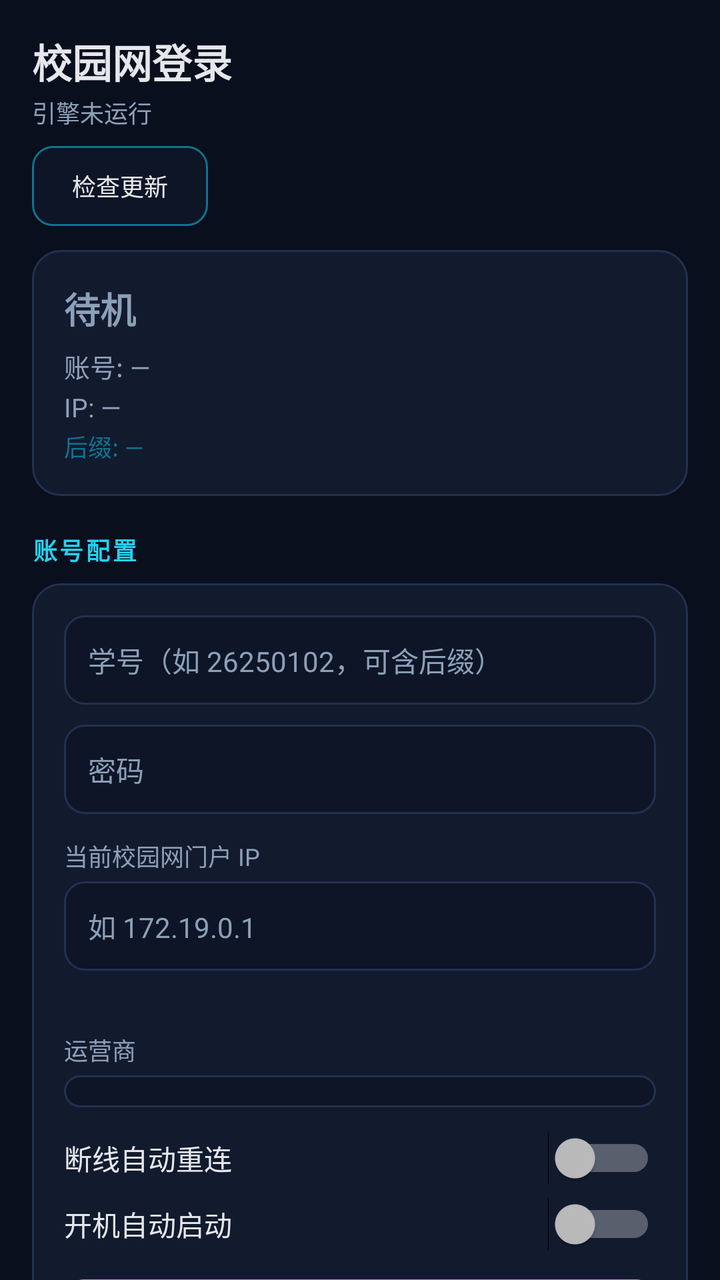
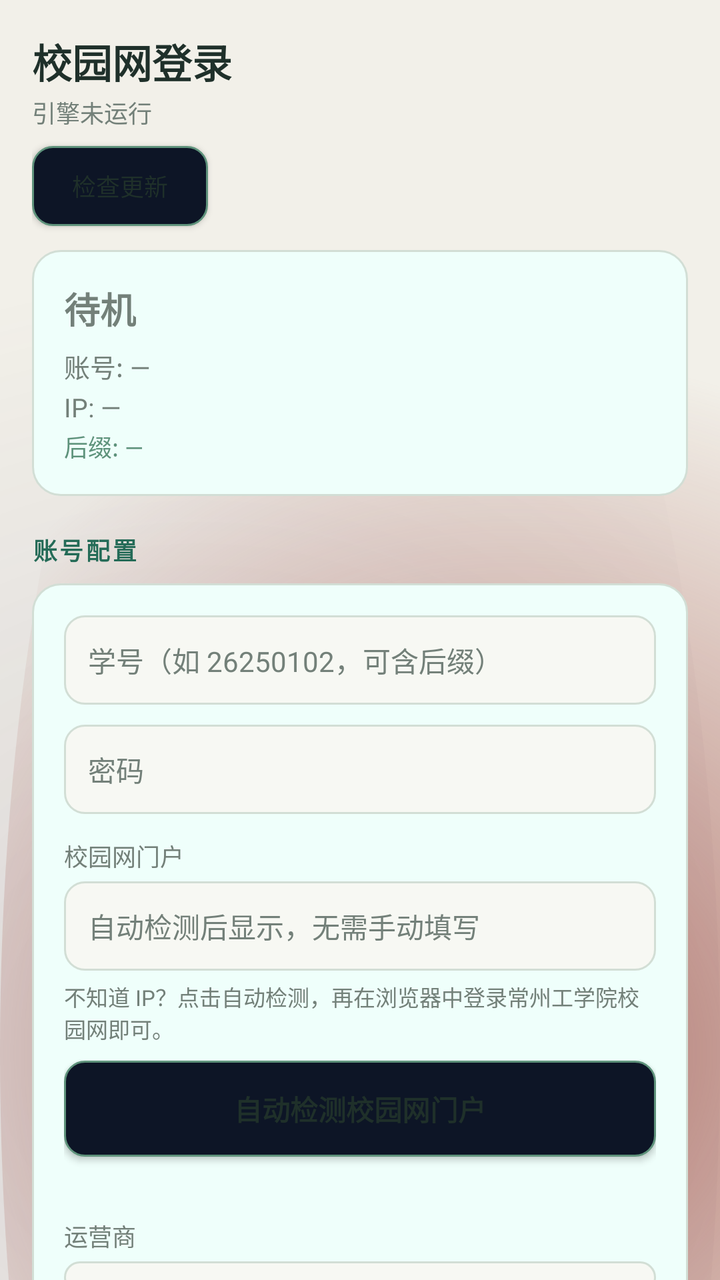

The first picture is an Android layout as it rendered before a commit; the second is the same layout after the commit. The layout source and the unified diff follow.
<!-- AndroidManifest.xml: application theme AppTheme -->
<!-- res/layout/activity_main.xml -->
<?xml version="1.0" encoding="utf-8"?>
<ScrollView xmlns:android="http://schemas.android.com/apk/res/android"
    android:layout_width="match_parent"
    android:layout_height="match_parent"
    android:fillViewport="true"
    android:scrollbars="none">

    <LinearLayout
        android:layout_width="match_parent"
        android:layout_height="wrap_content"
        android:orientation="vertical"
        android:padding="16dp">

        <TextView
            android:layout_width="wrap_content"
            android:layout_height="wrap_content"
            android:text="@string/app_name"
            android:textColor="@color/text"
            android:textSize="20sp"
            android:textStyle="bold" />

        <TextView
            android:id="@+id/tvEngineState"
            android:layout_width="wrap_content"
            android:layout_height="wrap_content"
            android:layout_marginTop="2dp"
            android:textColor="@color/muted"
            android:textSize="12sp"
            android:text="引擎未运行" />

        <Button
            android:id="@+id/btnCheckUpdates"
            android:layout_width="wrap_content"
            android:layout_height="40dp"
            android:layout_marginTop="8dp"
            android:background="@drawable/btn_secondary"
            android:text="检查更新"
            android:textColor="@color/text"
            android:textSize="12sp" />

        
        <LinearLayout
            android:layout_width="match_parent"
            android:layout_height="wrap_content"
            android:layout_marginTop="12dp"
            android:background="@drawable/bg_card"
            android:orientation="vertical"
            android:padding="16dp">

            <TextView
                android:id="@+id/tvState"
                android:layout_width="wrap_content"
                android:layout_height="wrap_content"
                android:text="待机"
                android:textColor="@color/muted"
                android:textSize="18sp"
                android:textStyle="bold" />

            <TextView
                android:id="@+id/tvAccount"
                android:layout_width="wrap_content"
                android:layout_height="wrap_content"
                android:layout_marginTop="6dp"
                android:textColor="@color/muted"
                android:textSize="13sp"
                android:text="账号: —" />

            <TextView
                android:id="@+id/tvInfo"
                android:layout_width="wrap_content"
                android:layout_height="wrap_content"
                android:layout_marginTop="2dp"
                android:textColor="@color/muted"
                android:textSize="13sp"
                android:text="IP: —" />

            <TextView
                android:id="@+id/tvSuffixHint"
                android:layout_width="wrap_content"
                android:layout_height="wrap_content"
                android:layout_marginTop="2dp"
                android:textColor="@color/accent_dim"
                android:textSize="12sp"
                android:text="后缀: —" />
        </LinearLayout>

        
        <TextView
            android:layout_width="wrap_content"
            android:layout_height="wrap_content"
            android:layout_marginTop="18dp"
            android:layout_marginBottom="8dp"
            android:text="@string/section_config"
            android:textAllCaps="true"
            android:letterSpacing="0.1"
            android:textColor="@color/accent"
            android:textSize="12sp"
            android:textStyle="bold" />

        <LinearLayout
            android:layout_width="match_parent"
            android:layout_height="wrap_content"
            android:background="@drawable/bg_card"
            android:orientation="vertical"
            android:padding="16dp">

            <EditText
                android:id="@+id/etAccount"
                android:layout_width="match_parent"
                android:layout_height="wrap_content"
                android:background="@drawable/bg_input"
                android:hint="@string/hint_account"
                android:inputType="text"
                android:padding="12dp"
                android:textColor="@color/text"
                android:textColorHint="@color/muted"
                android:textSize="14sp" />

            <EditText
                android:id="@+id/etPassword"
                android:layout_width="match_parent"
                android:layout_height="wrap_content"
                android:layout_marginTop="10dp"
                android:background="@drawable/bg_input"
                android:hint="@string/hint_password"
                android:inputType="textPassword"
                android:padding="12dp"
                android:textColor="@color/text"
                android:textColorHint="@color/muted"
                android:textSize="14sp" />

            <TextView
                android:layout_width="wrap_content"
                android:layout_height="wrap_content"
                android:layout_marginTop="12dp"
                android:text="当前校园网门户 IP"
                android:textColor="@color/muted"
                android:textSize="12sp" />

            <EditText
                android:id="@+id/etPortalHost"
                android:layout_width="match_parent"
                android:layout_height="wrap_content"
                android:layout_marginTop="4dp"
                android:background="@drawable/bg_input"
                android:hint="如 172.19.0.1"
                android:inputType="text"
                android:padding="12dp"
                android:textColor="@color/text"
                android:textColorHint="@color/muted"
                android:textSize="14sp" />

            <TextView
                android:id="@+id/tvNetworkProfile"
                android:layout_width="match_parent"
                android:layout_height="wrap_content"
                android:layout_marginTop="4dp"
                android:textColor="@color/muted"
                android:textSize="11sp" />

            <TextView
                android:layout_width="wrap_content"
                android:layout_height="wrap_content"
                android:layout_marginTop="12dp"
                android:text="运营商"
                android:textColor="@color/muted"
                android:textSize="12sp" />

            <Spinner
                android:id="@+id/spCarrier"
                android:layout_width="match_parent"
                android:layout_height="wrap_content"
                android:layout_marginTop="4dp"
                android:background="@drawable/bg_input"
                android:padding="8dp" />

            <EditText
                android:id="@+id/etCustomSuffix"
                android:layout_width="match_parent"
                android:layout_height="wrap_content"
                android:layout_marginTop="10dp"
                android:background="@drawable/bg_input"
                android:hint="@string/hint_custom_suffix"
                android:inputType="text"
                android:padding="12dp"
                android:textColor="@color/text"
                android:textColorHint="@color/muted"
                android:textSize="14sp"
                android:visibility="gone" />

            <Switch
                android:id="@+id/swAutoLogin"
                android:layout_width="match_parent"
                android:layout_height="wrap_content"
                android:layout_marginTop="12dp"
                android:text="@string/sw_auto_login"
                android:textColor="@color/text"
                android:textSize="14sp" />

            <Switch
                android:id="@+id/swBootStart"
                android:layout_width="match_parent"
                android:layout_height="wrap_content"
                android:layout_marginTop="6dp"
                android:text="@string/sw_boot_start"
                android:textColor="@color/text"
                android:textSize="14sp" />

            <Button
                android:id="@+id/btnSave"
                android:layout_width="match_parent"
                android:layout_height="wrap_content"
                android:layout_marginTop="14dp"
                android:background="@drawable/btn_primary"
                android:text="@string/btn_save"
                android:textColor="@color/btn_text_dark"
                android:textStyle="bold" />
        </LinearLayout>

        
        <TextView
            android:layout_width="wrap_content"
            android:layout_height="wrap_content"
            android:layout_marginTop="18dp"
            android:layout_marginBottom="8dp"
            android:text="@string/section_engine"
            android:textAllCaps="true"
            android:letterSpacing="0.1"
            android:textColor="@color/accent"
            android:textSize="12sp"
            android:textStyle="bold" />

        <LinearLayout
            android:layout_width="match_parent"
            android:layout_height="wrap_content"
            android:background="@drawable/bg_card"
            android:orientation="vertical"
            android:padding="16dp">

            <LinearLayout
                android:layout_width="match_parent"
                android:layout_height="wrap_content"
                android:orientation="horizontal">

                <Button
                    android:id="@+id/btnStart"
                    android:layout_width="0dp"
                    android:layout_height="wrap_content"
                    android:layout_weight="1"
                    android:layout_marginEnd="6dp"
                    android:background="@drawable/btn_primary"
                    android:text="@string/btn_start"
                    android:textColor="@color/btn_text_dark"
                    android:textStyle="bold" />

                <Button
                    android:id="@+id/btnStop"
                    android:layout_width="0dp"
                    android:layout_height="wrap_content"
                    android:layout_weight="1"
                    android:layout_marginStart="6dp"
                    android:background="@drawable/btn_secondary"
                    android:text="@string/btn_stop"
                    android:textColor="@color/text" />
            </LinearLayout>

            <LinearLayout
                android:layout_width="match_parent"
                android:layout_height="wrap_content"
                android:layout_marginTop="10dp"
                android:orientation="horizontal">

                <Button
                    android:id="@+id/btnLoginNow"
                    android:layout_width="0dp"
                    android:layout_height="wrap_content"
                    android:layout_weight="1"
                    android:layout_marginEnd="6dp"
                    android:background="@drawable/btn_secondary"
                    android:text="@string/btn_login"
                    android:textColor="@color/text" />

                <Button
                    android:id="@+id/btnLogout"
                    android:layout_width="0dp"
                    android:layout_height="wrap_content"
                    android:layout_weight="1"
                    android:layout_marginStart="6dp"
                    android:background="@drawable/btn_secondary"
                    android:text="@string/btn_logout"
                    android:textColor="@color/text" />
            </LinearLayout>

            <TextView
                android:layout_width="wrap_content"
                android:layout_height="wrap_content"
                android:layout_marginTop="10dp"
                android:text="提示：请在系统设置中关闭本应用的电池优化，以保证后台心跳稳定。"
                android:textColor="@color/muted"
                android:textSize="11sp" />
        </LinearLayout>

        
        <TextView
            android:layout_width="wrap_content"
            android:layout_height="wrap_content"
            android:layout_marginTop="18dp"
            android:layout_marginBottom="8dp"
            android:text="@string/section_log"
            android:textAllCaps="true"
            android:letterSpacing="0.1"
            android:textColor="@color/accent"
            android:textSize="12sp"
            android:textStyle="bold" />

        <TextView
            android:id="@+id/tvLog"
            android:layout_width="match_parent"
            android:layout_height="wrap_content"
            android:background="@drawable/bg_input"
            android:fontFamily="monospace"
            android:padding="12dp"
            android:text="—"
            android:textColor="@color/muted"
            android:textSize="11sp" />

        <Space
            android:layout_width="match_parent"
            android:layout_height="24dp" />
    </LinearLayout>
</ScrollView>
<!-- resources referenced by this layout -->
<resources>
  <color name="accent">#22D3EE</color>
  <color name="accent_dim">#0E7490</color>
  <color name="btn_text_dark">#06121A</color>
  <color name="muted">#8CA0B8</color>
  <color name="text">#E5E7EB</color>
  <!-- drawable bg_card (drawable) -->
  <?xml version="1.0" encoding="utf-8"?>
  <shape xmlns:android="http://schemas.android.com/apk/res/android" android:shape="rectangle">
      <solid android:color="@color/card" />
      <corners android:radius="14dp" />
      <stroke android:width="1dp" android:color="@color/card_stroke" />
  </shape>
  <!-- drawable bg_input (drawable) -->
  <?xml version="1.0" encoding="utf-8"?>
  <shape xmlns:android="http://schemas.android.com/apk/res/android" android:shape="rectangle">
      <solid android:color="@color/input_bg" />
      <corners android:radius="10dp" />
      <stroke android:width="1dp" android:color="@color/card_stroke" />
  </shape>
  <!-- drawable btn_primary (drawable) -->
  <?xml version="1.0" encoding="utf-8"?>
  <shape xmlns:android="http://schemas.android.com/apk/res/android" android:shape="rectangle">
      <solid android:color="@color/accent" />
      <corners android:radius="10dp" />
  </shape>
  <!-- drawable btn_secondary (drawable) -->
  <?xml version="1.0" encoding="utf-8"?>
  <shape xmlns:android="http://schemas.android.com/apk/res/android" android:shape="rectangle">
      <solid android:color="#0D1526" />
      <corners android:radius="10dp" />
      <stroke android:width="1dp" android:color="@color/accent_dim" />
  </shape>
  <string name="app_name">校园网登录</string>
  <string name="btn_login">立即登录</string>
  <string name="btn_logout">注销</string>
  <string name="btn_save">保存配置</string>
  <string name="btn_start">启动自动引擎</string>
  <string name="btn_stop">停止引擎</string>
  <string name="hint_account">学号（如 26250102，可含后缀）</string>
  <string name="hint_custom_suffix">自定义后缀（如 @cmcc）</string>
  <string name="hint_password">密码</string>
  <string name="section_config">账号配置</string>
  <string name="section_engine">自动引擎</string>
  <string name="section_log">运行日志</string>
  <string name="sw_auto_login">断线自动重连</string>
  <string name="sw_boot_start">开机自动启动</string>
  <style name="AppTheme" parent="android:Theme.Material.NoActionBar">
          <item name="android:windowBackground">@color/bg</item>
          <item name="android:colorAccent">@color/accent</item>
          <item name="android:colorControlActivated">@color/accent</item>
          <item name="android:statusBarColor">@color/bg</item>
          <item name="android:navigationBarColor">@color/bg</item>
          <item name="android:textColor">@color/text</item>
          <item name="android:textColorHint">@color/muted</item>
          <item name="android:colorControlNormal">@color/muted</item>
      </style>
  <color name="card">#121A2E</color>
  <color name="card_stroke">#22314F</color>
  <color name="input_bg">#0D1526</color>
  <color name="bg">#0A0F1E</color>
</resources>

<!-- the commit's change to res/layout/activity_main.xml (unified diff, before → after) -->
@@ -9,7 +9,8 @@
         android:layout_width="match_parent"
         android:layout_height="wrap_content"
         android:orientation="vertical"
-        android:padding="16dp">
+        android:padding="16dp"
+        android:background="@drawable/bg_mobile">
 
         <TextView
             android:layout_width="wrap_content"
@@ -133,7 +134,7 @@
                 android:layout_width="wrap_content"
                 android:layout_height="wrap_content"
                 android:layout_marginTop="12dp"
-                android:text="当前校园网门户 IP"
+                android:text="校园网门户"
                 android:textColor="@color/muted"
                 android:textSize="12sp" />
 
@@ -143,12 +144,32 @@
                 android:layout_height="wrap_content"
                 android:layout_marginTop="4dp"
                 android:background="@drawable/bg_input"
-                android:hint="如 172.19.0.1"
+                android:hint="自动检测后显示，无需手动填写"
                 android:inputType="text"
+                android:focusable="false"
+                android:clickable="false"
                 android:padding="12dp"
                 android:textColor="@color/text"
                 android:textColorHint="@color/muted"
                 android:textSize="14sp" />
+
+            <TextView
+                android:layout_width="match_parent"
+                android:layout_height="wrap_content"
+                android:layout_marginTop="5dp"
+                android:text="不知道 IP？点击自动检测，再在浏览器中登录常州工学院校园网即可。"
+                android:textColor="@color/muted"
+                android:textSize="11sp" />
+
+            <Button
+                android:id="@+id/btnDiscoverPortal"
+                android:layout_width="match_parent"
+                android:layout_height="wrap_content"
+                android:layout_marginTop="8dp"
+                android:background="@drawable/btn_secondary"
+                android:text="自动检测校园网门户"
+                android:textColor="@color/text"
+                android:textStyle="bold" />
 
             <TextView
                 android:id="@+id/tvNetworkProfile"
<!-- resource entries referenced after the edit -->
@@ -1,10 +1,10 @@
 <!-- resources referenced by this layout -->
 <resources>
-  <color name="accent">#22D3EE</color>
-  <color name="accent_dim">#0E7490</color>
-  <color name="btn_text_dark">#06121A</color>
-  <color name="muted">#8CA0B8</color>
-  <color name="text">#E5E7EB</color>
+  <color name="accent">#246B57</color>
+  <color name="accent_dim">#5E927B</color>
+  <color name="btn_text_dark">#FFFFFF</color>
+  <color name="muted">#738079</color>
+  <color name="text">#1F302A</color>
   <!-- drawable bg_card (drawable) -->
   <?xml version="1.0" encoding="utf-8"?>
   <shape xmlns:android="http://schemas.android.com/apk/res/android" android:shape="rectangle">
@@ -19,6 +19,17 @@
       <corners android:radius="10dp" />
       <stroke android:width="1dp" android:color="@color/card_stroke" />
   </shape>
+  <!-- drawable bg_mobile (drawable) -->
+  <?xml version="1.0" encoding="utf-8"?>
+  <layer-list xmlns:android="http://schemas.android.com/apk/res/android">
+      <item android:drawable="@color/bg" />
+      <item android:top="-90dp" android:left="-160dp">
+          <shape android:shape="oval"><gradient android:type="radial" android:gradientRadius="390dp" android:startColor="#244B3866" android:endColor="#00F2F0E9" /></shape>
+      </item>
+      <item android:top="-90dp" android:right="-150dp">
+          <shape android:shape="oval"><gradient android:type="radial" android:gradientRadius="350dp" android:startColor="#D0A65E55" android:endColor="#00F2F0E9" /></shape>
+      </item>
+  </layer-list>
   <!-- drawable btn_primary (drawable) -->
   <?xml version="1.0" encoding="utf-8"?>
   <shape xmlns:android="http://schemas.android.com/apk/res/android" android:shape="rectangle">
@@ -56,9 +67,9 @@
           <item name="android:textColorHint">@color/muted</item>
           <item name="android:colorControlNormal">@color/muted</item>
       </style>
-  <color name="card">#121A2E</color>
-  <color name="card_stroke">#22314F</color>
-  <color name="input_bg">#0D1526</color>
-  <color name="bg">#0A0F1E</color>
+  <color name="card">#EFFFFB</color>
+  <color name="card_stroke">#D2DED5</color>
+  <color name="input_bg">#F7F8F3</color>
+  <color name="bg">#F2F0E9</color>
 </resources>
 
